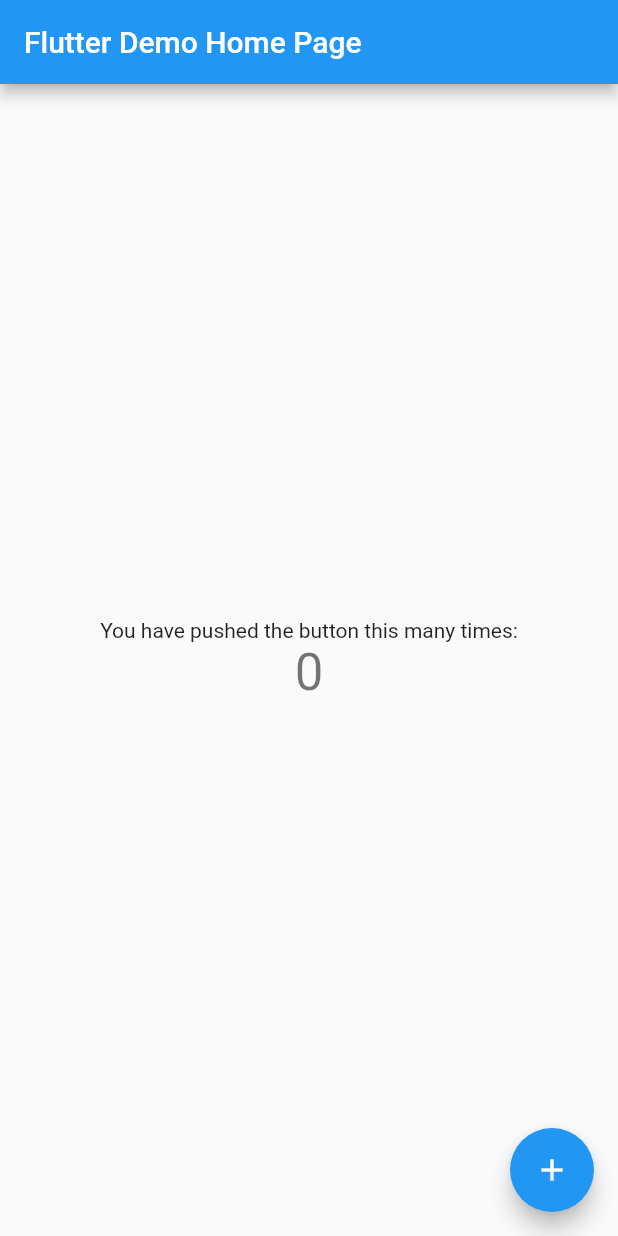
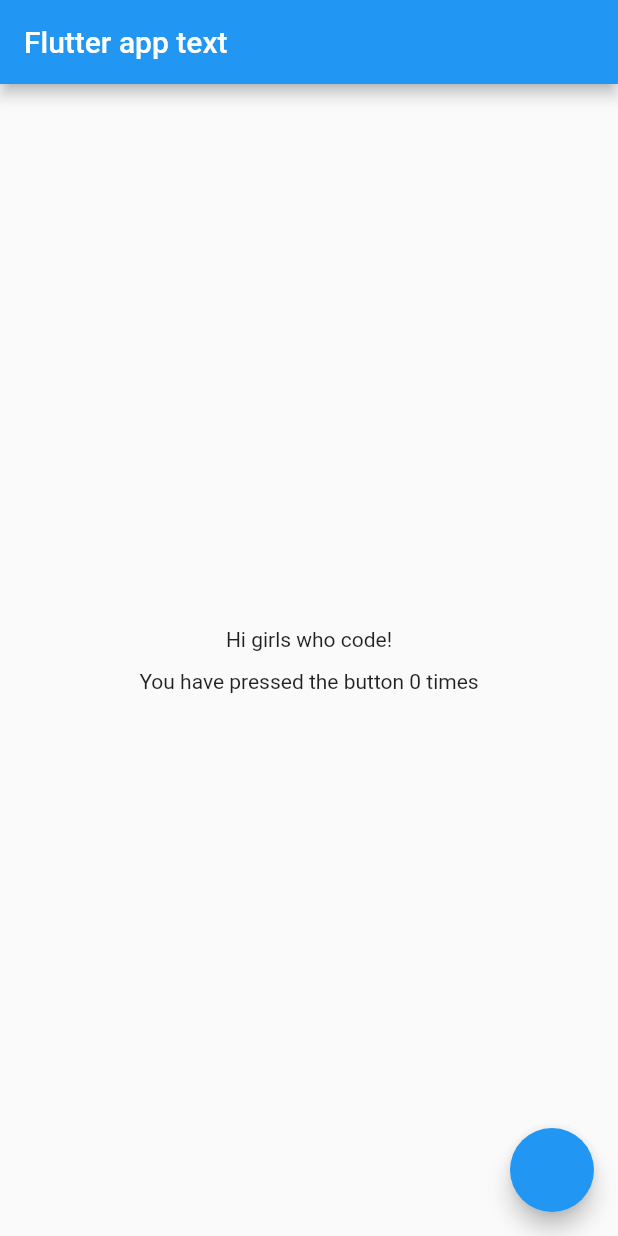
Before and after one commit to GWCBaltimoreBeloved/art-portfolio-flutter, a Flutter app: the screen it shows after launch, on a phone screen of 412 x 824 dp. Run offline on Flutter 3.47's test engine with Material 2 defaults, Android fonts, the light colour scheme and no system bars.

Commit message:
set up feature packaging

```diff
--- /dev/null
+++ b/lib/feature/home/home_page.dart
@@ -0,0 +1,36 @@
+import 'package:flutter/material.dart';
+import 'package:provider/provider.dart';
+
+import 'home_provider.dart';
+
+class HomePage extends StatelessWidget {
+  const HomePage({Key? key}) : super(key: key);
+
+  @override
+  Widget build(BuildContext context) {
+    final provider = Provider.of<HomeProvider>(context);
+
+    return Scaffold(
+      appBar: AppBar(
+        title: const Text('Flutter app text'),
+      ),
+      body: Center(
+        child: Column(
+          mainAxisSize: MainAxisSize.min,
+          children: [
+            const Text(
+              'Hi girls who code!',
+            ),
+            const SizedBox(height: 12),
+            Text(
+              'You have pressed the button ${provider.count} times',
+            ),
+          ],
+        ),
+      ),
+      floatingActionButton: FloatingActionButton(
+        onPressed: provider.increment,
+      ),
+    );
+  }
+}
--- /dev/null
+++ b/lib/feature/home/home_provider.dart
@@ -0,0 +1,10 @@
+import 'package:flutter/foundation.dart';
+
+class HomeProvider extends ChangeNotifier {
+  int count = 0;
+
+  void increment() {
+    count++;
+    notifyListeners();
+  }
+}
--- a/lib/main.dart
+++ b/lib/main.dart
@@ -1,115 +1,43 @@
 import 'package:flutter/material.dart';
+import 'package:provider/provider.dart';
+
+import 'feature/home/home_page.dart';
+import 'feature/home/home_provider.dart';
 
 void main() {
-  runApp(const MyApp());
+  runApp(
+    const _ProviderWrapper(
+      child: MyApp(),
+    ),
+  );
 }
 
 class MyApp extends StatelessWidget {
   const MyApp({Key? key}) : super(key: key);
 
-  // This widget is the root of your application.
   @override
   Widget build(BuildContext context) {
     return MaterialApp(
-      title: 'Flutter Demo',
+      title: 'Flutter Hello World',
       theme: ThemeData(
-        // This is the theme of your application.
-        //
-        // Try running your application with "flutter run". You'll see the
-        // application has a blue toolbar. Then, without quitting the app, try
-        // changing the primarySwatch below to Colors.green and then invoke
-        // "hot reload" (press "r" in the console where you ran "flutter run",
-        // or simply save your changes to "hot reload" in a Flutter IDE).
-        // Notice that the counter didn't reset back to zero; the application
-        // is not restarted.
         primarySwatch: Colors.blue,
       ),
-      home: const MyHomePage(title: 'Flutter Demo Home Page'),
+      home: const HomePage(),
     );
   }
 }
 
-class MyHomePage extends StatefulWidget {
-  const MyHomePage({Key? key, required this.title}) : super(key: key);
-
-  // This widget is the home page of your application. It is stateful, meaning
-  // that it has a State object (defined below) that contains fields that affect
-  // how it looks.
-
-  // This class is the configuration for the state. It holds the values (in this
-  // case the title) provided by the parent (in this case the App widget) and
-  // used by the build method of the State. Fields in a Widget subclass are
-  // always marked "final".
-
-  final String title;
-
-  @override
-  State<MyHomePage> createState() => _MyHomePageState();
-}
-
-class _MyHomePageState extends State<MyHomePage> {
-  int _counter = 0;
-
-  void _incrementCounter() {
-    setState(() {
-      // This call to setState tells the Flutter framework that something has
-      // changed in this State, which causes it to rerun the build method below
-      // so that the display can reflect the updated values. If we changed
-      // _counter without calling setState(), then the build method would not be
-      // called again, and so nothing would appear to happen.
-      _counter++;
-    });
-  }
+class _ProviderWrapper extends StatelessWidget {
+  final Widget child;
+  const _ProviderWrapper({required this.child});
 
   @override
   Widget build(BuildContext context) {
-    // This method is rerun every time setState is called, for instance as done
-    // by the _incrementCounter method above.
-    //
-    // The Flutter framework has been optimized to make rerunning build methods
-    // fast, so that you can just rebuild anything that needs updating rather
-    // than having to individually change instances of widgets.
-    return Scaffold(
-      appBar: AppBar(
-        // Here we take the value from the MyHomePage object that was created by
-        // the App.build method, and use it to set our appbar title.
-        title: Text(widget.title),
-      ),
-      body: Center(
-        // Center is a layout widget. It takes a single child and positions it
-        // in the middle of the parent.
-        child: Column(
-          // Column is also a layout widget. It takes a list of children and
-          // arranges them vertically. By default, it sizes itself to fit its
-          // children horizontally, and tries to be as tall as its parent.
-          //
-          // Invoke "debug painting" (press "p" in the console, choose the
-          // "Toggle Debug Paint" action from the Flutter Inspector in Android
-          // Studio, or the "Toggle Debug Paint" command in Visual Studio Code)
-          // to see the wireframe for each widget.
-          //
-          // Column has various properties to control how it sizes itself and
-          // how it positions its children. Here we use mainAxisAlignment to
-          // center the children vertically; the main axis here is the vertical
-          // axis because Columns are vertical (the cross axis would be
-          // horizontal).
-          mainAxisAlignment: MainAxisAlignment.center,
-          children: <Widget>[
-            const Text(
-              'You have pushed the button this many times:',
-            ),
-            Text(
-              '$_counter',
-              style: Theme.of(context).textTheme.headline4,
-            ),
-          ],
-        ),
-      ),
-      floatingActionButton: FloatingActionButton(
-        onPressed: _incrementCounter,
-        tooltip: 'Increment',
-        child: const Icon(Icons.add),
-      ), // This trailing comma makes auto-formatting nicer for build methods.
+    return MultiProvider(
+      providers: [
+        ChangeNotifierProvider(create: (_) => HomeProvider()),
+      ],
+      child: child,
     );
   }
 }
```
Also changed, not shown: pubspec.yaml (+2 -66 lines), pubspec.lock.
